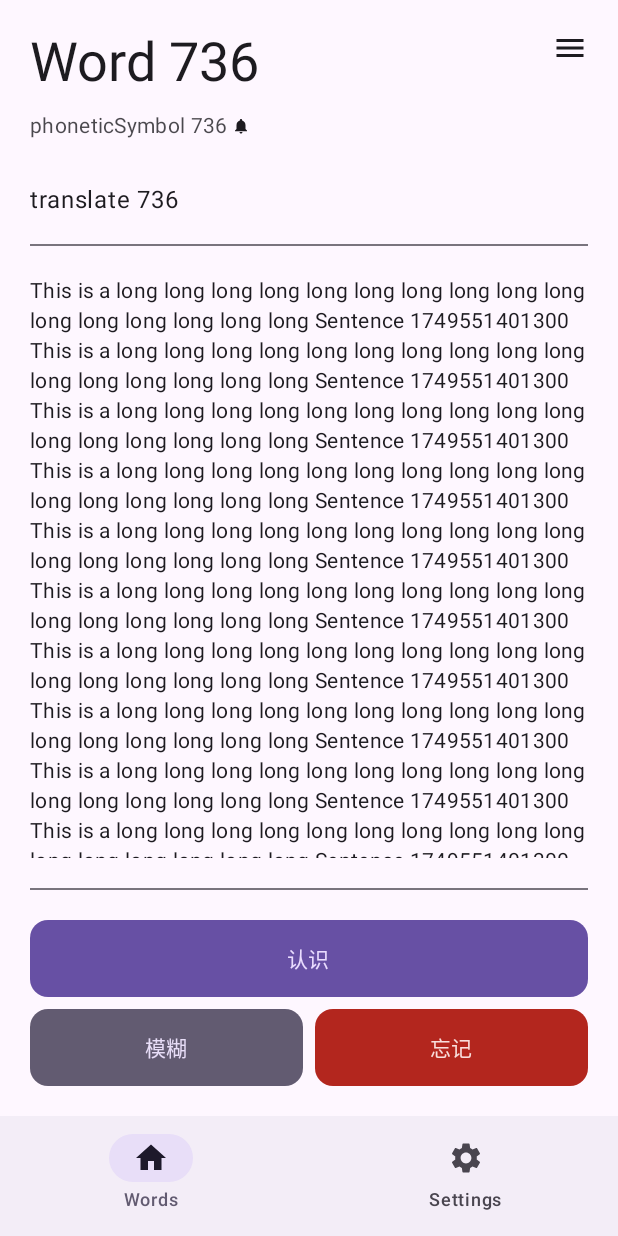
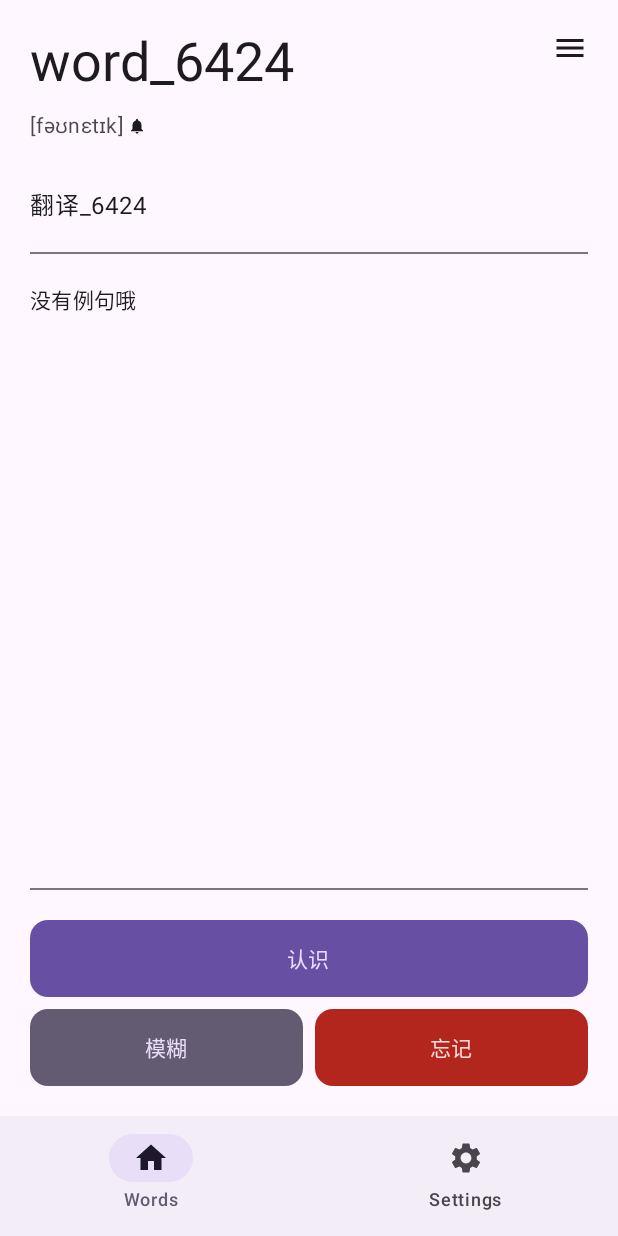
Before and after one commit to Shadowmirror/JianZhouCat, an Android app built with Jetpack Compose: the screen it shows after launch (MainActivity), on a phone screen of 412 x 824 dp. Run offline under Robolectric (Android 15) with nearby library versions, the phone set to English and light mode, and no system bars; our stand-ins replace Dagger/Hilt's generated code, Room's generated code; libraries missing offline, so code that uses them is left out: com.materialkolor.rememberDynamicColorScheme; 2 statements that could not run were skipped.

Commit message:
feature: 部分完善单词相关逻辑

```diff
--- a/app/build.gradle.kts
+++ b/app/build.gradle.kts
@@ -62,6 +62,8 @@ dependencies {
 
     implementation("androidx.datastore:datastore-preferences:1.1.7")
     implementation("io.coil-kt.coil3:coil-compose:3.2.0")
+    implementation("org.jetbrains.kotlinx:kotlinx-serialization-json:1.8.1")
+
 
     implementation(libs.androidx.core.ktx)
     implementation(libs.androidx.lifecycle.runtime.ktx)
--- /dev/null
+++ b/app/src/main/java/miao/kmirror/jianzhoucat/data/local/converter/Converters.kt
@@ -0,0 +1,25 @@
+package miao.kmirror.jianzhoucat.data.local.converter
+
+import androidx.room.TypeConverter
+import kotlinx.serialization.json.Json
+import miao.kmirror.jianzhoucat.data.local.entity.ExampleSentence
+
+class Converters {
+    private val json = Json { ignoreUnknownKeys = true }
+
+    @TypeConverter
+    fun fromExampleSentenceList(list: List<ExampleSentence>?): String? {
+        return list?.let { json.encodeToString(it) }
+    }
+
+    @TypeConverter
+    fun toExampleSentenceList(jsonString: String?): List<ExampleSentence>? {
+        return jsonString?.let {
+            try {
+                json.decodeFromString(it)
+            } catch (e: Exception) {
+                null // 解析失败返回 null
+            }
+        }
+    }
+}
--- a/app/src/main/java/miao/kmirror/jianzhoucat/data/local/dao/WordDao.kt
+++ b/app/src/main/java/miao/kmirror/jianzhoucat/data/local/dao/WordDao.kt
@@ -2,6 +2,7 @@ package miao.kmirror.jianzhoucat.data.local.dao
 
 import androidx.room.Dao
 import androidx.room.Insert
+import androidx.room.OnConflictStrategy
 import androidx.room.Query
 import miao.kmirror.jianzhoucat.data.local.entity.WordDTO
 
@@ -10,7 +11,6 @@ interface WordDao {
     @Query("SELECT * FROM WordDTO")
     suspend fun getAll(): List<WordDTO>
 
-    @Insert
-    suspend fun insert(task: WordDTO)
-
+    @Insert(onConflict = OnConflictStrategy.REPLACE)
+    suspend fun insert(word: WordDTO)
 }
--- a/app/src/main/java/miao/kmirror/jianzhoucat/data/local/dao/WordMemoryDao.kt
+++ b/app/src/main/java/miao/kmirror/jianzhoucat/data/local/dao/WordMemoryDao.kt
@@ -1,8 +1,8 @@
 package miao.kmirror.jianzhoucat.data.local.dao
 
 import androidx.room.Dao
-import androidx.room.Delete
 import androidx.room.Insert
+import androidx.room.OnConflictStrategy
 import androidx.room.Query
 import miao.kmirror.jianzhoucat.data.local.entity.WordMemoryDTO
 
@@ -11,10 +11,9 @@ interface WordMemoryDao {
     @Query("SELECT * FROM WordMemoryDTO")
     suspend fun getAll(): List<WordMemoryDTO>
 
-    @Insert
-    suspend fun insert(task: WordMemoryDTO)
+    @Query("SELECT * FROM WordMemoryDTO WHERE word = :word")
+    suspend fun getByWord(word: String): WordMemoryDTO?
 
-
-
-
+    @Insert(onConflict = OnConflictStrategy.REPLACE)
+    suspend fun insert(wordMemory: WordMemoryDTO)
 }
--- /dev/null
+++ b/app/src/main/java/miao/kmirror/jianzhoucat/data/local/entity/ExampleSentence.kt
@@ -0,0 +1,15 @@
+package miao.kmirror.jianzhoucat.data.local.entity
+
+import kotlinx.serialization.Serializable
+
+/**
+ * 例句数据结构
+ * */
+
+@Serializable
+data class ExampleSentence(
+    // 例句英文
+    val english: String,
+    // 例句中文
+    val chinese: String
+)
--- a/app/src/main/java/miao/kmirror/jianzhoucat/data/local/entity/WordDTO.kt
+++ b/app/src/main/java/miao/kmirror/jianzhoucat/data/local/entity/WordDTO.kt
@@ -2,9 +2,13 @@ package miao.kmirror.jianzhoucat.data.local.entity
 
 import androidx.room.Entity
 import androidx.room.PrimaryKey
-import java.util.Random
+import androidx.room.TypeConverters
+import kotlinx.serialization.Serializable
+import miao.kmirror.jianzhoucat.data.local.converter.Converters
 
+@Serializable
 @Entity
+@TypeConverters(Converters::class)
 data class WordDTO(
     /**
      * 单词内容
@@ -15,26 +19,16 @@ data class WordDTO(
      * */
     val translate: String,
     /**
-     * 音标
+     * 音标, Json 中可能没有英标
      * */
-    val phoneticSymbol: String,
+    val phoneticSymbol: String?,
     /**
-     * 例句
+     * 例句, 是 ExampleSentence 数组，也就是 Json 数据, Json 中可能没有例句
      * */
-    val exampleSentence: String
-) {
-    companion object {
-        fun getMock(): WordDTO {
-            return WordDTO(
-                word = "Word${Random().nextInt(4500)}",
-                translate = "translate${Random().nextInt(4500)}",
-                phoneticSymbol = "phoneticSymbol${Random().nextInt(4500)}",
-                exampleSentence = "This is a ${
-                    buildString {
-                        repeat(Random().nextInt(20)) { append("long ") }
-                    }
-                }Sentence ${System.currentTimeMillis()}"
-            )
-        }
-    }
-}
+    val exampleSentence: List<ExampleSentence>?,
+
+    /**
+     * 自定义记忆内容，String 对象， Json 中可能没有
+     * */
+    val customMemory: String?
+)
--- a/app/src/main/java/miao/kmirror/jianzhoucat/data/local/entity/WordMemoryDTO.kt
+++ b/app/src/main/java/miao/kmirror/jianzhoucat/data/local/entity/WordMemoryDTO.kt
@@ -2,13 +2,37 @@ package miao.kmirror.jianzhoucat.data.local.entity
 
 import androidx.room.Entity
 import androidx.room.PrimaryKey
+import kotlinx.serialization.Serializable
 
 
+@Serializable
 @Entity
 data class WordMemoryDTO(
     @PrimaryKey val word: String,
     /**
-     * 记忆等级
+     * 记忆等级，认识 记忆等级 + 1， 模糊记忆等级 -1，忘记记忆等级 -2
      * */
-    val level: Int = 0
+    val level: Int = 0,
+    /**
+     * 创建时间
+     * */
+    val createTime: Long = System.currentTimeMillis(),
+
+    /**
+     * 认识的次数
+     * */
+    val rememberCount: Int = 0,
+
+    /**
+     * 模糊的次数
+     * */
+    val vagueCount: Int = 0,
+    /**
+     * 忘记的次数
+     * */
+    val forgetCount: Int = 0,
+    /**
+     * 更新时间
+     * */
+    val updateTime: Long = System.currentTimeMillis(),
 )
--- a/app/src/main/java/miao/kmirror/jianzhoucat/data/repository/WordRepositoryImpl.kt
+++ b/app/src/main/java/miao/kmirror/jianzhoucat/data/repository/WordRepositoryImpl.kt
@@ -1,29 +1,112 @@
 package miao.kmirror.jianzhoucat.data.repository
 
+import kotlinx.coroutines.sync.Mutex
+import kotlinx.coroutines.sync.withLock
 import miao.kmirror.jianzhoucat.data.local.dao.WordDao
 import miao.kmirror.jianzhoucat.data.local.dao.WordMemoryDao
 import miao.kmirror.jianzhoucat.data.local.entity.WordDTO
 import miao.kmirror.jianzhoucat.data.local.entity.WordMemoryDTO
+import miao.kmirror.jianzhoucat.domin.model.WordModel
 import miao.kmirror.jianzhoucat.domin.repository.WordRepository
+import java.util.concurrent.ConcurrentHashMap
 import javax.inject.Inject
 import javax.inject.Singleton
 
 @Singleton
-class WordRepositoryImpl @Inject constructor(private val wordDao: WordDao, private val wordMemoryDao: WordMemoryDao) : WordRepository {
-    override suspend fun getAllWords(): List<WordDTO> {
-        return wordDao.getAll()
+class WordRepositoryImpl @Inject constructor(
+    private val wordDao: WordDao,
+    private val wordMemoryDao: WordMemoryDao
+) : WordRepository {
+
+    // 内存缓存：单词 -> WordModel
+    private val cache = ConcurrentHashMap<String, WordModel>()
+
+    // 使用协程友好的 Mutex 替代 synchronized
+    private val cacheMutex = Mutex()
+    private var isCacheInitialized = false
+
+    override suspend fun getAllWords(): List<WordModel> {
+        // 使用协程互斥锁安全地初始化缓存
+        if (!isCacheInitialized) {
+            cacheMutex.withLock {
+                // 双重检查锁定
+                if (!isCacheInitialized) {
+                    loadDataIntoCache()
+                    isCacheInitialized = true
+                }
+            }
+        }
+        return cache.values.toList()
     }
 
-    override suspend fun insertWord(wordDTO: WordDTO) {
-        wordDao.insert(wordDTO)
+    override suspend fun updateWord(wordModel: WordModel) {
+        // 更新数据库
+        wordDao.insert(
+            WordDTO(
+                word = wordModel.word,
+                translate = wordModel.translate,
+                phoneticSymbol = wordModel.phoneticSymbol,
+                exampleSentence = wordModel.exampleSentence,
+                customMemory = wordModel.customMemory
+            )
+        )
+
+        wordMemoryDao.insert(
+            WordMemoryDTO(
+                word = wordModel.word,
+                level = wordModel.level,
+                createTime = wordModel.createTime,
+                rememberCount = wordModel.rememberCount,
+                vagueCount = wordModel.vagueCount,
+                forgetCount = wordModel.forgetCount,
+                updateTime = wordModel.updateTime
+            )
+        )
+
+        // 更新缓存 - 使用协程互斥锁保证线程安全
+        cacheMutex.withLock {
+            cache[wordModel.word] = wordModel
+        }
     }
 
-    override suspend fun getAllWordMemory(): List<WordMemoryDTO> {
-        return wordMemoryDao.getAll()
+    override suspend fun insertAllWord(wordModelList: List<WordModel>) {
+        for (wordModel in wordModelList) {
+            updateWord(wordModel)
+        }
     }
 
-    override suspend fun insertWordMemory(wordMemoryDTO: WordMemoryDTO) {
-        wordMemoryDao.insert(wordMemoryDTO)
+    /**
+     * 从数据库加载数据到缓存
+     */
+    private suspend fun loadDataIntoCache() {
+        val words = wordDao.getAll()
+        val memories = wordMemoryDao.getAll().associateBy { it.word }
 
+        words.forEach { word ->
+            val memory = memories[word.word] ?: WordMemoryDTO(word = word.word)
+            cache[word.word] = WordModel(
+                word = word.word,
+                translate = word.translate,
+                phoneticSymbol = word.phoneticSymbol,
+                exampleSentence = word.exampleSentence,
+                customMemory = word.customMemory,
+                level = memory.level,
+                createTime = memory.createTime,
+                rememberCount = memory.rememberCount,
+                vagueCount = memory.vagueCount,
+                forgetCount = memory.forgetCount,
+                updateTime = memory.updateTime
+            )
+        }
+    }
+
+    /**
+     * 清除缓存（可选，用于强制刷新）
+     */
+    suspend fun clearCache() {
+        cacheMutex.withLock {
+            cache.clear()
+            isCacheInitialized = false
+        }
     }
 }
--- a/app/src/main/java/miao/kmirror/jianzhoucat/domin/model/WordModel.kt
+++ b/app/src/main/java/miao/kmirror/jianzhoucat/domin/model/WordModel.kt
@@ -1,26 +1,73 @@
 package miao.kmirror.jianzhoucat.domin.model
 
-import java.util.Random
+import miao.kmirror.jianzhoucat.data.local.entity.ExampleSentence
+import miao.kmirror.jianzhoucat.data.local.entity.WordDTO
+import kotlin.random.Random
 
 data class WordModel(
     val word: String,
     val translate: String,
-    val phoneticSymbol: String,
-    val exampleSentence: String,
-    val level: Int
+    val phoneticSymbol: String?,
+    val exampleSentence: List<ExampleSentence>?,
+    val customMemory: String?,
+    val level: Int,
+    val createTime: Long,
+    val rememberCount: Int,
+    val vagueCount: Int,
+    val forgetCount: Int,
+    val updateTime: Long,
 ) {
     companion object {
         fun getMock(): WordModel {
+            val random = Random(System.currentTimeMillis())
+            val wordIndex = random.nextInt(1000, 9999)
+
+            val sentenceOptions = listOf(
+                null,
+                emptyList(),
+                listOf(
+                    ExampleSentence("This is a sample sentence.", "这是一个例句。")
+                ),
+                listOf(
+                    ExampleSentence("First example.", "第一个例句。"),
+                    ExampleSentence("Second example.", "第二个例句。")
+                ),
+                listOf(
+                    ExampleSentence("One.", "一。"),
+                    ExampleSentence("Two.", "二。"),
+                    ExampleSentence("Three.", "三。")
+                )
+            )
+
             return WordModel(
-                word = "Word ${Random().nextInt(4500)}",
-                translate = "translate ${Random().nextInt(4500)}",
-                phoneticSymbol = "phoneticSymbol ${Random().nextInt(4500)}",
-                exampleSentence = "This is a ${
-                    buildString {
-                        repeat(Random().nextInt(20)) { append("long ") }
-                    }
-                }Sentence ${System.currentTimeMillis()}",
-                level = 0
+                word = "word_$wordIndex",
+                translate = "翻译_$wordIndex",
+                phoneticSymbol = if (random.nextBoolean()) "[fəʊnɛtɪk]" else null,
+                exampleSentence = sentenceOptions.random(),
+                customMemory = if (random.nextBoolean()) "memory_$wordIndex" else null,
+                level = random.nextInt(-2, 6),
+                createTime = System.currentTimeMillis() - random.nextLong(0L, 1_000_000L),
+                rememberCount = random.nextInt(0, 10),
+                vagueCount = random.nextInt(0, 5),
+                forgetCount = random.nextInt(0, 3),
+                updateTime = System.currentTimeMillis()
+            )
+        }
+
+
+        fun getWordModelByWordDTO(wordDTO: WordDTO): WordModel {
+            return WordModel(
+                word = wordDTO.word,
+                translate = wordDTO.translate,
+                phoneticSymbol = wordDTO.phoneticSymbol,
+                exampleSentence = wordDTO.exampleSentence,
+                customMemory = wordDTO.customMemory,
+                level = 0,
+                createTime = System.currentTimeMillis(),
+                rememberCount = 0,
+                vagueCount = 0,
+                forgetCount = 0,
+                updateTime = System.currentTimeMillis()
             )
         }
     }
--- a/app/src/main/java/miao/kmirror/jianzhoucat/domin/repository/WordRepository.kt
+++ b/app/src/main/java/miao/kmirror/jianzhoucat/domin/repository/WordRepository.kt
@@ -1,12 +1,10 @@
 package miao.kmirror.jianzhoucat.domin.repository
 
-import miao.kmirror.jianzhoucat.data.local.entity.WordDTO
-import miao.kmirror.jianzhoucat.data.local.entity.WordMemoryDTO
+import miao.kmirror.jianzhoucat.domin.model.WordModel
 
 
 interface WordRepository {
-    suspend fun getAllWords(): List<WordDTO>
-    suspend fun insertWord(wordDTO: WordDTO)
-    suspend fun getAllWordMemory(): List<WordMemoryDTO>
-    suspend fun insertWordMemory(wordMemoryDTO: WordMemoryDTO)
+    suspend fun getAllWords(): List<WordModel>
+    suspend fun updateWord(wordModel: WordModel)
+    suspend fun insertAllWord(wordModelList: List<WordModel>)
 }
--- a/app/src/main/java/miao/kmirror/jianzhoucat/feature/screen/splash/viewmodel/SplashViewModel.kt
+++ b/app/src/main/java/miao/kmirror/jianzhoucat/feature/screen/splash/viewmodel/SplashViewModel.kt
@@ -1,21 +1,29 @@
 package miao.kmirror.jianzhoucat.feature.screen.splash.viewmodel
 
+import android.content.Context
 import android.util.Log
 import androidx.lifecycle.ViewModel
 import androidx.lifecycle.viewModelScope
 import dagger.hilt.android.lifecycle.HiltViewModel
+import dagger.hilt.android.qualifiers.ApplicationContext
 import kotlinx.coroutines.async
 import kotlinx.coroutines.awaitAll
 import kotlinx.coroutines.delay
 import kotlinx.coroutines.flow.MutableStateFlow
 import kotlinx.coroutines.flow.asStateFlow
 import kotlinx.coroutines.launch
+import kotlinx.serialization.json.Json
 import miao.kmirror.jianzhoucat.data.local.AppDatabase
+import miao.kmirror.jianzhoucat.data.local.entity.WordDTO
+import miao.kmirror.jianzhoucat.data.repository.WordRepositoryImpl
+import miao.kmirror.jianzhoucat.domin.model.WordModel
 import javax.inject.Inject
 
 @HiltViewModel
 class SplashViewModel @Inject constructor(
-    private val database: AppDatabase
+    @ApplicationContext val context: Context,
+    private val database: AppDatabase,
+    private val wordRepositoryImpl: WordRepositoryImpl
 ) : ViewModel() {
 
     private val _timeOut = MutableStateFlow(1)
@@ -49,6 +57,26 @@ class SplashViewModel @Inject constructor(
 
     private suspend fun initDatabase() {
         database.openHelper.writableDatabase
-        Log.i("KmirrorTag", "initDatabase: 模拟数据库加载")
+        val allWords = wordRepositoryImpl.getAllWords()
+        Log.i("KmirrorTag", "initDatabase: allWords.size = ${allWords.size}")
+        if (allWords.isEmpty()) {
+            var wordList = mutableListOf<WordDTO>()
+
+            try {
+                val jsonString = context.assets.open("wordTest.json").bufferedReader().use { it.readText() }
+                val json = Json { ignoreUnknownKeys = true }
+                wordList = json.decodeFromString(jsonString)
+                val wordModelList = wordList.map {
+                    WordModel.getWordModelByWordDTO(it)
+                }
+
+
+                wordRepositoryImpl.insertAllWord(wordModelList)
+
+            } catch (e: Exception) {
+                Log.i("KmirrorTag", "initDatabase: 初始化数据失败")
+                e.printStackTrace()
+            }
+        }
     }
 }
--- a/app/src/main/java/miao/kmirror/jianzhoucat/feature/screen/word/page/WordScreen.kt
+++ b/app/src/main/java/miao/kmirror/jianzhoucat/feature/screen/word/page/WordScreen.kt
@@ -20,6 +20,7 @@ import androidx.compose.foundation.layout.padding
 import androidx.compose.foundation.layout.size
 import androidx.compose.foundation.layout.width
 import androidx.compose.foundation.lazy.LazyColumn
+import androidx.compose.foundation.lazy.itemsIndexed
 import androidx.compose.material.icons.Icons
 import androidx.compose.material.icons.filled.Menu
 import androidx.compose.material.icons.filled.Notifications
@@ -172,12 +173,14 @@ fun WordTitle(
                     .padding(top = 10.dp, start = 20.dp, end = 20.dp)
                     .fillMaxWidth()
             ) {
+                wordModel.phoneticSymbol?.let {
                     Text(
                         text = wordModel.phoneticSymbol,
                         color = MaterialTheme.colorScheme.onBackground.copy(alpha = 0.8f),
                         textAlign = TextAlign.Start,
                         style = MaterialTheme.typography.bodyMedium,
                     )
+                }
 
                 Icon(
                     imageVector = Icons.Default.Notifications,
@@ -220,10 +223,23 @@ private fun WordContent(
         modifier = modifier
             .padding(20.dp)
     ) {
+        if (wordModel.exampleSentence.isNullOrEmpty()) {
             item {
-            repeat(30) {
                 Text(
-                    text = wordModel.exampleSentence,
+                    text = "没有例句哦",
+                    color = MaterialTheme.colorScheme.onBackground,
+                    style = MaterialTheme.typography.bodyMedium
+                )
+            }
+        } else {
+            itemsIndexed(wordModel.exampleSentence) { index, item ->
+                Text(
+                    text = item.english,
+                    color = MaterialTheme.colorScheme.onBackground,
+                    style = MaterialTheme.typography.bodyMedium
+                )
+                Text(
+                    text = item.chinese,
                     color = MaterialTheme.colorScheme.onBackground,
                     style = MaterialTheme.typography.bodyMedium
                 )
```
Also changed, not shown: app/src/main/assets/wordTest.json (added, +198 -0 lines), 1 other file. Lines whose indentation alone changed are shown as unchanged.
